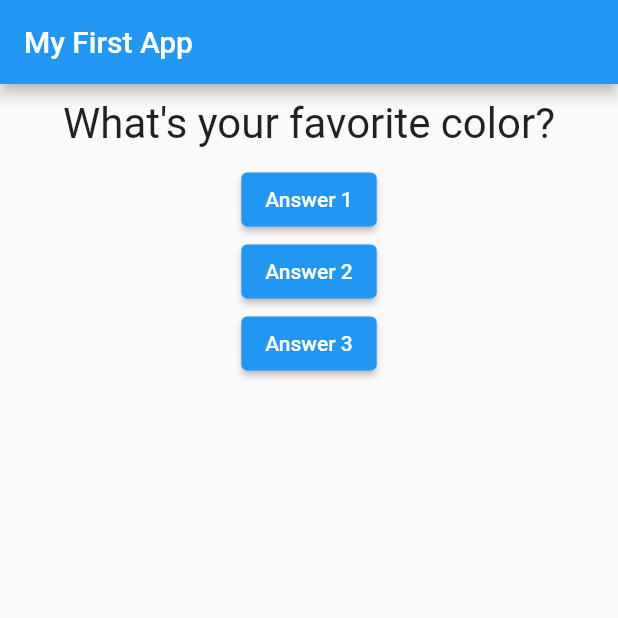
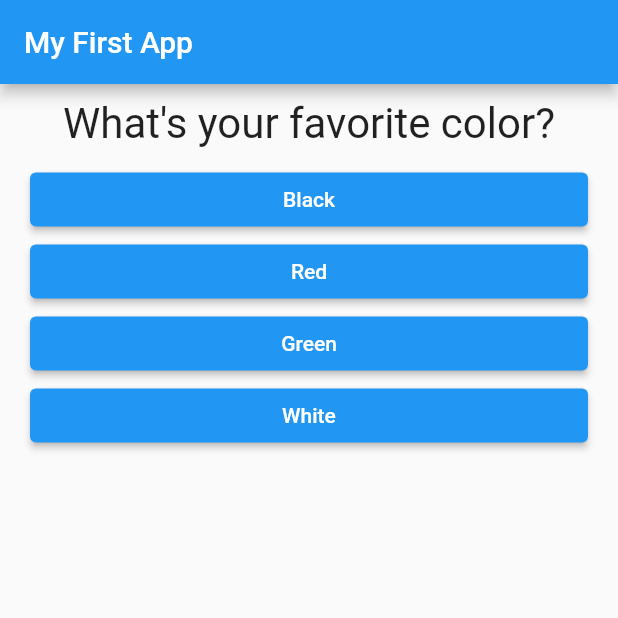
Before and after one commit to widycodes/quiz_app, a Flutter app: the screen it shows after launch, on a phone screen of 412 x 824 dp, the top half of it. Run offline on Flutter 3.47's test engine with Material 2 defaults, Android fonts, the phone set to English and light mode, and no system bars.

Commit message:
basic-06: answer widget implemented

```diff
--- /dev/null
+++ b/lib/answer.dart
@@ -0,0 +1,22 @@
+import 'package:flutter/material.dart';
+
+class Answer extends StatelessWidget {
+  final Function selectHandler;
+  final String answerText;
+
+  const Answer(this.selectHandler, this.answerText);
+
+  @override
+  Widget build(BuildContext context) {
+    return Container(
+      margin: EdgeInsets.symmetric(horizontal: 20),
+      width: double.infinity,
+      child: ElevatedButton(
+        child: Text(answerText),
+        onPressed: selectHandler,
+        style: ButtonStyle(
+            backgroundColor: MaterialStateProperty.all(Colors.blue)),
+      ),
+    );
+  }
+}
--- a/lib/main.dart
+++ b/lib/main.dart
@@ -1,6 +1,7 @@
 import 'package:flutter/material.dart';
 
 import './question.dart';
+import './answer.dart';
 
 // void main() {
 //   runApp(MyApp());
@@ -28,8 +29,18 @@ class _MyAppState extends State<MyApp> {
   @override
   Widget build(BuildContext context) {
     var questions = [
-      'What\'s your favorite color?',
-      'What\'s your favorite color?'
+      {
+        'questionText': 'What\'s your favorite color?',
+        'answers': ['Black', 'Red', 'Green', 'White'],
+      },
+      {
+        'questionText': 'What\'s your favorite animal?',
+        'answers': ['Rabbit', 'Snake', 'Elephant', 'Lion'],
+      },
+      {
+        'questionText': 'Who\'s your favorite instructor?',
+        'answers': ['Max', 'Weed', 'Widy', 'Codes'],
+      },
     ];
     return MaterialApp(
       home: Scaffold(
@@ -39,20 +50,13 @@ class _MyAppState extends State<MyApp> {
         body: Column(
           children: [
             Question(
-              questions[questionIndex],
+              questions[questionIndex]['questionText'],
             ),
-            ElevatedButton(
-              child: Text('Answer 1'),
-              onPressed: answerQuestion,
-            ),
-            ElevatedButton(
-              child: Text('Answer 2'),
-              onPressed: () => print('Answer 2 chosen'),
-            ),
-            ElevatedButton(
-              child: Text('Answer 3'),
-              onPressed: () => print('Answer 3 chosen'),
-            ),
+            // ignore: sdk_version_ui_as_code
+            ...(questions[questionIndex]['answers'] as List<String>)
+                .map((answer) {
+              return Answer(answerQuestion, answer);
+            }).toList()
           ],
         ),
       ),
```
